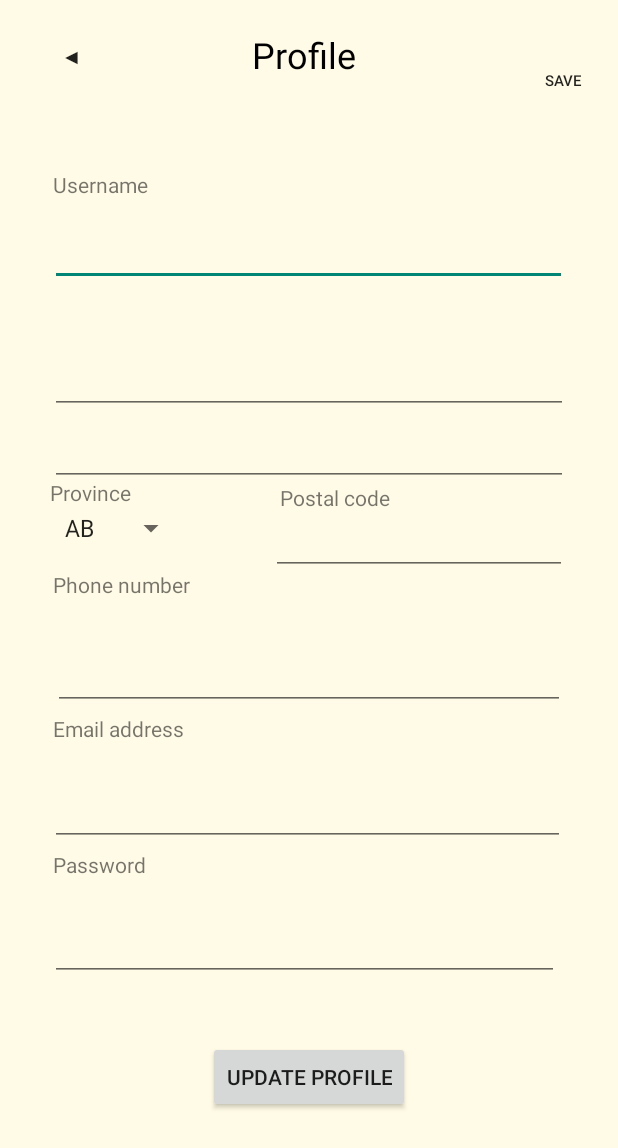
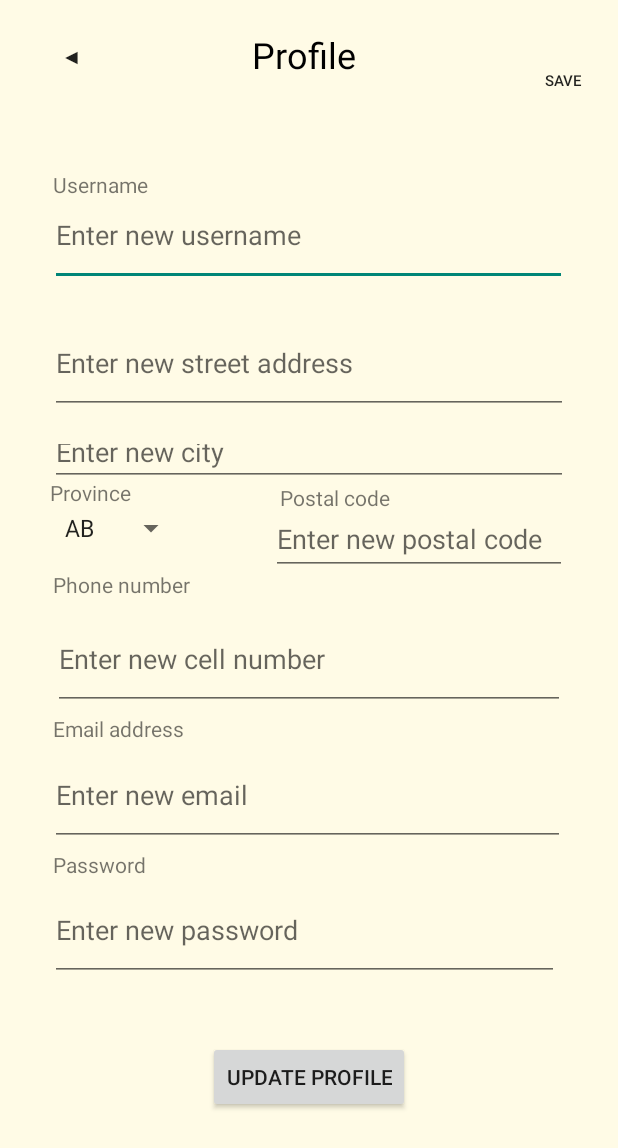
Before and after one commit to mderoca/CSIS3175_TrimTaste, an Android app: the User_edit_Profile screen opened directly, with no data from a screen before it, after a tap on "UPDATE PROFILE", on a phone screen of 412 x 824 dp. Shown: the top 1148 px of the screen. Run offline under Robolectric (Android 15) with nearby library versions, the light colour scheme and no system bars.

Commit message:
Almost View/Edit Profile

```diff
--- a/app/src/main/java/com/example/trimtaste/DatabaseHelper.java
+++ b/app/src/main/java/com/example/trimtaste/DatabaseHelper.java
@@ -294,35 +294,18 @@ public class DatabaseHelper extends SQLiteOpenHelper{
 
     }
 
-    public void populateUserProfileData(String currUser, EditText usernameEd, EditText addressEd, EditText cityEd,
-                                        EditText postalCodeEd, //Spinner provinceEd,
-                                        EditText phoneEd,
-                                        EditText emailEd, EditText passEd) {
-        SQLiteDatabase db = this.getReadableDatabase();
-        Cursor cursor = db.rawQuery("SELECT * FROM users WHERE username = ?", new String[] { currUser });
-        if (cursor.moveToFirst()) {
-            String username = cursor.getString(cursor.getColumnIndexOrThrow("Username"));
-            String address = cursor.getString(cursor.getColumnIndexOrThrow("Username"));
-            String city = cursor.getString(cursor.getColumnIndexOrThrow("Username"));
-            String postalCode = cursor.getString(cursor.getColumnIndexOrThrow("Username"));
-            String province = cursor.getString(cursor.getColumnIndexOrThrow("Username"));
-            String phone = cursor.getString(cursor.getColumnIndexOrThrow("Username"));
-            String email = cursor.getString(cursor.getColumnIndexOrThrow("Username"));
-            String pass = cursor.getString(cursor.getColumnIndexOrThrow("email"));
+    public boolean updateData(String currUsername, String username, String address, String email, String phoneNumber,
+                              String password) {
+        SQLiteDatabase db = this.getWritableDatabase();
+        ContentValues contentValues = new ContentValues();
+        contentValues.put(T1COL_5, username);
+        contentValues.put(T1COL_2, address);
+        contentValues.put(T1COL_3, email);
+        contentValues.put(T1COL_4, phoneNumber);
+        contentValues.put(T1COL_6, password);
 
-            // ...
-
-            // Populate UI elements with user profile data
-            usernameEd.setText(username);
-            addressEd.setText(address);
-            cityEd.setText(city);
-            postalCodeEd.setText(postalCode);
-            phoneEd.setText(phone);
-            emailEd.setText(email);
-            passEd.setText(pass);
-            // ...
-        }
+        int result = db.update(TABLE1_NAME, contentValues, "username=?", new String[]{currUsername});
+        return result != -1;
     }
 
-
 }
--- a/app/src/main/java/com/example/trimtaste/Login.java
+++ b/app/src/main/java/com/example/trimtaste/Login.java
@@ -3,6 +3,7 @@ package com.example.trimtaste;
 import androidx.appcompat.app.AppCompatActivity;
 
 import android.content.Intent;
+import android.content.SharedPreferences;
 import android.os.Bundle;
 import android.util.Log;
 import android.view.View;
@@ -31,6 +32,13 @@ public class Login extends AppCompatActivity {
             public void onClick(View v) {
                 String user = username.getText().toString();
                 String pass = password.getText().toString();
+
+                SharedPreferences sharedPreferences = getSharedPreferences("MySharedPref",MODE_PRIVATE);
+
+                SharedPreferences.Editor myEdit = sharedPreferences.edit();
+
+                myEdit.putString("username", user);
+                myEdit.commit();
 
                 String userType = databaseHelper.getUserType(user, pass);
                 Boolean checkUserPass = databaseHelper.checkUsernamePassword(user, pass);
--- a/app/src/main/java/com/example/trimtaste/Signup.java
+++ b/app/src/main/java/com/example/trimtaste/Signup.java
@@ -56,12 +56,17 @@ public class Signup extends AppCompatActivity {
                 String uRole = userRole.getSelectedItem().toString();
 
                 SharedPreferences sharedPreferences = getSharedPreferences("MySharedPref",MODE_PRIVATE);
+                //SharedPreferences sharedPrefUser = getSharedPreferences("SharedPrefUser", MODE_PRIVATE);
 
                 // Creating an Editor object to edit(write to the file)
                 SharedPreferences.Editor myEdit = sharedPreferences.edit();
+                //SharedPreferences.Editor editUser = sharedPrefUser.edit();
+
+                //for user
+                //editUser.putString("username", user);
 
                 // Storing the key and its value as the data fetched from edittext
-                myEdit.putString("username", user);
+                //myEdit.putString("username", user);
                 myEdit.putString("streetAddress", addr);
                 myEdit.putString("city", cit);
                // myEdit.putString("province", prov);
--- a/app/src/main/java/com/example/trimtaste/User_edit_Profile.java
+++ b/app/src/main/java/com/example/trimtaste/User_edit_Profile.java
@@ -4,10 +4,12 @@ import android.content.SharedPreferences;
 import android.database.Cursor;
 import android.database.sqlite.SQLiteDatabase;
 import android.os.Bundle;
+import android.util.Log;
 import android.view.View;
 import android.widget.Button;
 import android.widget.EditText;
 import android.widget.Spinner;
+import android.widget.Toast;
 
 import androidx.appcompat.app.AppCompatActivity;
 
@@ -30,22 +32,30 @@ public class User_edit_Profile extends AppCompatActivity {
 
         Button btnUpdateProfile = findViewById(R.id.btnUpdateProfile);
 
+        // Get the username of the current user
+        //String user = getIntent().getStringExtra("user");
+
+        //user shared pref
+//        SharedPreferences sharedPrefUser = getSharedPreferences("SharedPrefUser", MODE_PRIVATE);
+//        String user = sharedPrefUser.getString("username", "");
+
         // Retrieving the value using its keys the file name
         //must be same in both saving and retrieving the data
         SharedPreferences sh = getSharedPreferences("MySharedPref",MODE_PRIVATE);
 
-        String username = sh.getString("username", "");
+//
+        String user = sh.getString("username", "");
         String streetAddress = sh.getString("streetAddress", "");
         String city = sh.getString("city", "");
        // String province = sh.getString("province", "");
         String postalCode = sh.getString("postalCode", "");
-        String cell = sh.getString("username", "");
-        String email = sh.getString("username", "");
-        String pass = sh.getString("username", "");
-        String repass = sh.getString("username", "");
+        String cell = sh.getString("cell", "");
+        String email = sh.getString("email", "");
+        String pass = sh.getString("pass", "");
+        String repass = sh.getString("repass", "");
 
         //set the text as the same as user info using shared pref
-        editProfileName.setText(username);
+        editProfileName.setText(user);
         editProfileAddress.setText(streetAddress);
         editProfileCity.setText(city);
 
@@ -54,13 +64,79 @@ public class User_edit_Profile extends AppCompatActivity {
         editProfileEmail.setText(email);
         editProfilePassword.setText(pass);
 
+
+        //**** NEED TO FIGURE OUT HOW TO KEEP CHANGED DATA DISPLAYED. (SHARED PREF MAYBE?) *******
+        databaseHelper = new DatabaseHelper(this);
+
+
         btnUpdateProfile.setOnClickListener(new View.OnClickListener() {
             @Override
             public void onClick(View view) {
-               int provincePos = spnProvince.getSelectedItemPosition();
-               databaseHelper.populateUserProfileData(username, editProfileName, editProfileAddress,
-                       editProfileCity, editProfilePostalCode, editPhone,
-                       editProfileEmail, editProfilePassword );
+
+
+                int provincePos = spnProvince.getSelectedItemPosition();
+                //get text *******
+                String newUsername = editProfileName.getText().toString();
+                String newStreet = editProfileAddress.getText().toString();
+                String newCity = editProfileCity.getText().toString();
+                String newPostalCode = editProfilePostalCode.getText().toString();
+                String newCell = editPhone.getText().toString();
+                String newEmail = editProfileEmail.getText().toString();
+                String newPass = editProfilePassword.getText().toString();
+                String newAddress = newStreet + " " + newCity + " " + newPostalCode;
+
+                //SharedPreferences sharedPreferences = getSharedPreferences("MySharedPreff",MODE_PRIVATE);
+
+                // Creating an Editor object to edit(write to the file)
+                SharedPreferences.Editor myEdit = sh.edit();
+
+               boolean isUpdated = databaseHelper.updateData(user, newUsername, newAddress, newEmail,
+                                         newCell, newPass);
+                // Storing the key and its value as the data fetched from edittext
+                myEdit.putString("username", newUsername);
+                myEdit.putString("streetAddress", newStreet);
+                myEdit.putString("city", newCity);
+                // myEdit.putString("province", prov);
+                myEdit.putString("postalCode", newPostalCode);
+                myEdit.putString("cell", newCell);
+                myEdit.putString("email", newEmail);
+                myEdit.putString("pass", newPass);
+                myEdit.commit();
+
+                String newUser = sh.getString("username", "");
+                String newStre = sh.getString("streetAddress", "");
+                String newCit = sh.getString("city", "");
+                // String province = sh.getString("province", "");
+                String newPcode = sh.getString("postalCode", "");
+                String newCel = sh.getString("cell", "");
+                String newEm = sh.getString("email", "");
+                String newPas = sh.getString("pass", "");
+                //String repass = sharedPreferences.getString("repass", "");
+
+                //set the text as the same as user info using shared pref
+                editProfileName.setText(newUser);
+                editProfileAddress.setText(newStre);
+                editProfileCity.setText(newCit);
+
+                editProfilePostalCode.setText(newPcode);
+                editPhone.setText(newCel);
+                editProfileEmail.setText(newEm);
+                editProfilePassword.setText(newPas);
+
+                Log.d("User_edit_Profile", "currUsername: " + user);
+                Log.d("User_edit_Profile", "newUsername: " + newUsername);
+                Log.d("User_edit_Profile", "newAddress: " + newAddress);
+                Log.d("User_edit_Profile", "newEmail: " + newEmail);
+                Log.d("User_edit_Profile", "newCell: " + newCell);
+                Log.d("User_edit_Profile", "newPass: " + newPass);
+
+                if(isUpdated){
+                   Toast.makeText(User_edit_Profile.this, "Profile updated successfully", Toast.LENGTH_SHORT).show();
+               } else {
+                   Toast.makeText(User_edit_Profile.this, "Profile update failed", Toast.LENGTH_SHORT).show();
+
+               }
+
             }
         });
     }
--- a/app/src/main/res/layout/activity_user_edit_profile.xml
+++ b/app/src/main/res/layout/activity_user_edit_profile.xml
@@ -85,7 +85,7 @@
         android:layout_marginBottom="17dp"
         android:autofillHints=""
         android:ems="10"
-        android:hint="@string/emptyHint"
+        android:hint="@string/hintNewName"
         android:inputType="textPersonName"
         app:layout_constraintBottom_toTopOf="@+id/editProfileAddress"
         app:layout_constraintEnd_toEndOf="parent"
@@ -111,11 +111,11 @@
         android:layout_marginBottom="10dp"
         android:autofillHints=""
         android:ems="10"
-        android:hint="@string/emptyHint"
+        android:hint="@string/hintStreetAddress"
         android:inputType="textPersonName"
-        android:textColorHint="#2E7D32"
         app:layout_constraintBottom_toTopOf="@+id/editProfileCity"
         app:layout_constraintEnd_toEndOf="parent"
+        app:layout_constraintHorizontal_bias="0.0"
         app:layout_constraintStart_toStartOf="parent"
         app:layout_constraintTop_toBottomOf="@+id/editProfileName"
         tools:ignore="TouchTargetSizeCheck" />
@@ -136,9 +136,8 @@
         android:layout_marginBottom="11dp"
         android:autofillHints=""
         android:ems="10"
-        android:hint="@string/emptyHint"
+        android:hint="@string/hintNewCity"
         android:inputType="textPersonName"
-        android:textColorHint="#2E7D32"
         app:layout_constraintBottom_toTopOf="@+id/editProfilePostalcode"
         app:layout_constraintStart_toStartOf="@+id/editProfileAddress"
         app:layout_constraintTop_toBottomOf="@+id/editProfileAddress"
@@ -183,9 +182,8 @@
         android:layout_marginBottom="22dp"
         android:autofillHints=""
         android:ems="10"
-        android:hint="@string/emptyHint"
+        android:hint="@string/hintNewPostalCode"
         android:inputType="textPostalAddress"
-        android:textColorHint="#2E7D32"
         app:layout_constraintBottom_toTopOf="@+id/editTextPhone"
         app:layout_constraintEnd_toEndOf="parent"
         app:layout_constraintHorizontal_bias="1.0"
@@ -199,9 +197,8 @@
         android:layout_marginBottom="23dp"
         android:autofillHints=""
         android:ems="10"
-        android:hint="@string/emptyHint"
+        android:hint="@string/hintNewPhone"
         android:inputType="phone"
-        android:textColorHint="#2E7D32"
         app:layout_constraintBottom_toTopOf="@+id/editProfilemail"
         app:layout_constraintEnd_toEndOf="@+id/editProfilemail"
         app:layout_constraintStart_toStartOf="@+id/spnProvince"
@@ -227,9 +224,8 @@
         android:layout_marginBottom="22dp"
         android:autofillHints=""
         android:ems="10"
-        android:hint="@string/emptyHint"
+        android:hint="@string/hintNewEmail"
         android:inputType="textEmailAddress"
-        android:textColorHint="#2E7D32"
         app:layout_constraintBottom_toTopOf="@+id/editProfilePassword"
         app:layout_constraintEnd_toEndOf="parent"
         app:layout_constraintStart_toStartOf="parent"
@@ -254,9 +250,8 @@
         android:layout_marginBottom="170dp"
         android:autofillHints=""
         android:ems="10"
-        android:hint="@string/emptyHint"
+        android:hint="@string/hintNewPass"
         android:inputType="textPassword"
-        android:textColorHint="#2E7D32"
         app:layout_constraintBottom_toBottomOf="parent"
         app:layout_constraintEnd_toEndOf="parent"
         app:layout_constraintStart_toStartOf="parent"
--- a/app/src/main/res/values/strings.xml
+++ b/app/src/main/res/values/strings.xml
@@ -111,6 +111,13 @@
     <string name="txtViewUserRole">User Role:</string>
     <string name="btnUpdateProfile">Update Profile</string>
     <string name="emptyHint">" "</string>
+    <string name="hintNewName">Enter new username</string>
+    <string name="hintStreetAddress">Enter new street address</string>
+    <string name="hintNewCity">Enter new city</string>
+    <string name="hintNewPostalCode">Enter new postal code</string>
+    <string name="hintNewPhone">Enter new cell number</string>
+    <string name="hintNewEmail">Enter new email</string>
+    <string name="hintNewPass">Enter new password</string>
     <string-array name="groupProvince">
         <item>AB</item>
         <item>BC</item>
```
